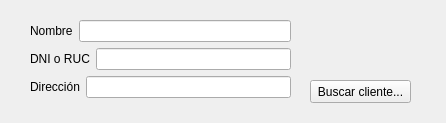
Before: the Qt Designer form ManagerM/ui_new_venta_proforma.ui in janfranco27/TheProyect, drawn with Qt 5.
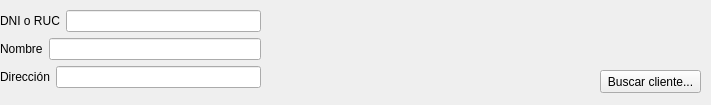
After: the same form once the commit is applied.

Diff of the .ui file:
```diff
--- a/ManagerM/ui_new_venta_proforma.ui
+++ b/ManagerM/ui_new_venta_proforma.ui
@@ -6,38 +6,37 @@
    <rect>
     <x>0</x>
     <y>0</y>
-    <width>446</width>
-    <height>123</height>
+    <width>711</width>
+    <height>105</height>
    </rect>
   </property>
   <property name="windowTitle">
    <string>Form</string>
   </property>
-  <widget class="QWidget" name="layoutWidget">
+  <widget class="QPushButton" name="pushButton">
    <property name="geometry">
     <rect>
-     <x>30</x>
-     <y>20</y>
+     <x>600</x>
+     <y>70</y>
+     <width>101</width>
+     <height>23</height>
+    </rect>
+   </property>
+   <property name="text">
+    <string>Buscar cliente...</string>
+   </property>
+  </widget>
+  <widget class="QWidget" name="">
+   <property name="geometry">
+    <rect>
+     <x>0</x>
+     <y>10</y>
      <width>261</width>
      <height>80</height>
     </rect>
    </property>
    <layout class="QGridLayout" name="gridLayout">
     <item row="0" column="0">
-     <layout class="QHBoxLayout" name="horizontalLayout">
-      <item>
-       <widget class="QLabel" name="label">
-        <property name="text">
-         <string>Nombre</string>
-        </property>
-       </widget>
-      </item>
-      <item>
-       <widget class="QLineEdit" name="lineEdit"/>
-      </item>
-     </layout>
-    </item>
-    <item row="1" column="0">
      <layout class="QHBoxLayout" name="horizontalLayout_2">
       <item>
        <widget class="QLabel" name="label_2">
@@ -47,7 +46,21 @@
        </widget>
       </item>
       <item>
-       <widget class="QLineEdit" name="lineEdit_2"/>
+       <widget class="QLineEdit" name="lineEdit_ruc"/>
+      </item>
+     </layout>
+    </item>
+    <item row="1" column="0">
+     <layout class="QHBoxLayout" name="horizontalLayout">
+      <item>
+       <widget class="QLabel" name="label">
+        <property name="text">
+         <string>Nombre</string>
+        </property>
+       </widget>
+      </item>
+      <item>
+       <widget class="QLineEdit" name="lineEdit_nombre"/>
       </item>
      </layout>
     </item>
@@ -67,19 +80,6 @@
     </item>
    </layout>
   </widget>
-  <widget class="QPushButton" name="pushButton">
-   <property name="geometry">
-    <rect>
-     <x>310</x>
-     <y>80</y>
-     <width>101</width>
-     <height>23</height>
-    </rect>
-   </property>
-   <property name="text">
-    <string>Buscar cliente...</string>
-   </property>
-  </widget>
  </widget>
  <resources/>
  <connections/>
```
Left out of the diff: 2 changed lines with no effect on the pictures.
